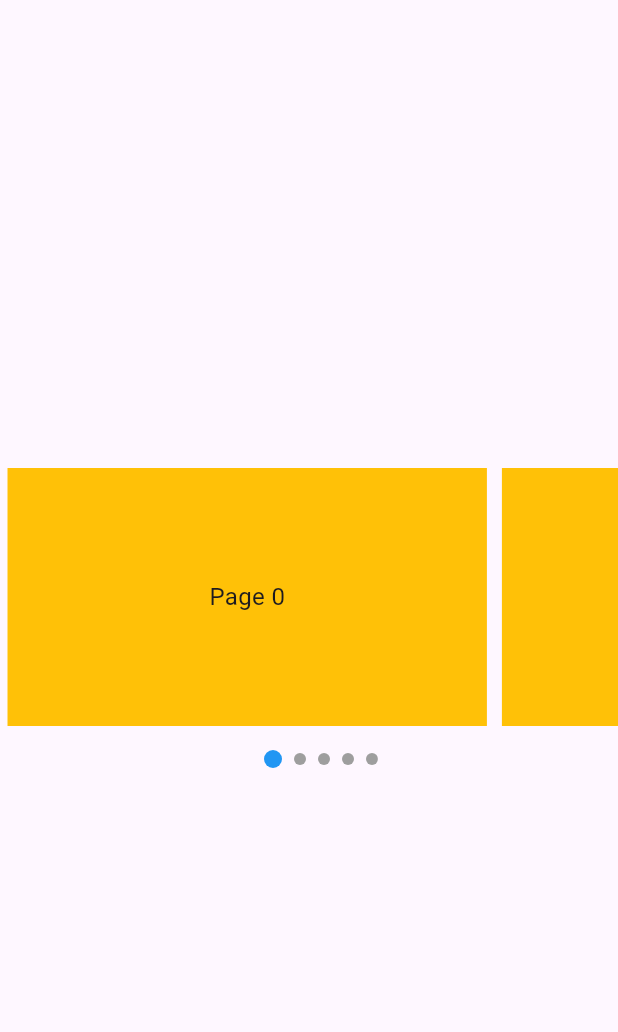
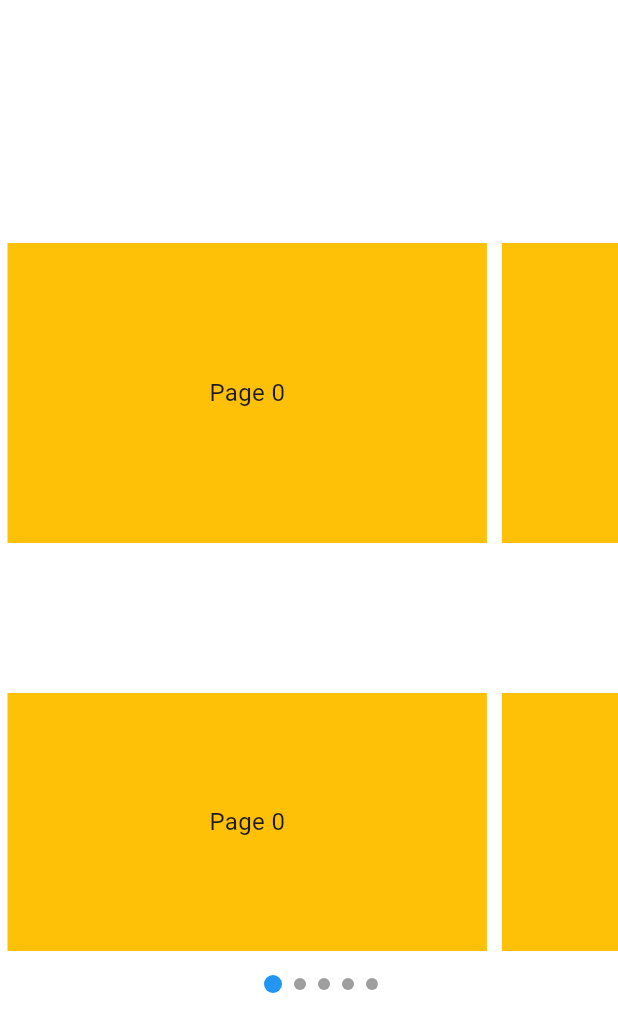
Before and after one commit to nerdzlab/NerdzFlutter-Carousel, a Flutter app: the screen it shows after launch, on a phone screen of 412 x 824 dp. Shown: the top 1032 px of the screen. Run offline on Flutter 3.47's test engine with Material 3 defaults, Android fonts, the phone set to English and light mode, and no system bars.

Commit message:
Prepared for publish

```diff
--- a/example/lib/main.dart
+++ b/example/lib/main.dart
@@ -12,9 +12,31 @@ class MainApp extends StatelessWidget {
   Widget build(BuildContext context) {
     return MaterialApp(
       home: Scaffold(
+        backgroundColor: Colors.white,
         body: Column(
           mainAxisAlignment: MainAxisAlignment.center,
           children: [
+            SizedBox(
+              height: 200,
+              child: PageView.builder(
+                itemCount: 9,
+                physics: const BouncingScrollPhysics(),
+                controller: PageController(viewportFraction: 0.8),
+                padEnds: false,
+                itemBuilder: (context, index) => Container(
+                    width: MediaQuery.of(context).size.width,
+                    margin: const EdgeInsets.symmetric(horizontal: 5.0),
+                    padding: const EdgeInsets.symmetric(horizontal: 16),
+                    decoration: const BoxDecoration(color: Colors.amber),
+                    child: Align(
+                      child: Text(
+                        'Page $index',
+                        style: const TextStyle(fontSize: 16.0),
+                      ),
+                    )),
+              ),
+            ),
+            const SizedBox(height: 100),
             SizedBox(
               height: 200,
               child: CenteredPageView.builder(
--- a/lib/src/centered_page_view.dart
+++ b/lib/src/centered_page_view.dart
@@ -39,7 +39,6 @@ class CenteredPageView extends StatefulWidget {
     this.clipBehavior = Clip.hardEdge,
     this.hitTestBehavior = HitTestBehavior.opaque,
     this.scrollBehavior,
-    this.padEnds = true,
     this.showIndicator = true,
     this.indicatorStyle = const IndicatorStyle(),
   })  : childrenDelegate = SliverChildListDelegate(children),
@@ -87,7 +86,6 @@ class CenteredPageView extends StatefulWidget {
     this.clipBehavior = Clip.hardEdge,
     this.hitTestBehavior = HitTestBehavior.opaque,
     this.scrollBehavior,
-    this.padEnds = true,
     this.showIndicator = true,
     this.indicatorStyle = const IndicatorStyle(),
   }) : childrenDelegate = SliverChildBuilderDelegate(
@@ -122,7 +120,6 @@ class CenteredPageView extends StatefulWidget {
     this.clipBehavior = Clip.hardEdge,
     this.hitTestBehavior = HitTestBehavior.opaque,
     this.scrollBehavior,
-    this.padEnds = true,
     this.showIndicator = true,
     this.indicatorStyle = const IndicatorStyle(),
   }) : assert(childrenDelegate.estimatedChildCount != null,
@@ -226,17 +223,6 @@ class CenteredPageView extends StatefulWidget {
   /// The [ScrollBehavior] of the inherited [ScrollConfiguration] will be
   /// modified by default to not apply a [Scrollbar].
   final ScrollBehavior? scrollBehavior;
-
-  /// Whether to add padding to both ends of the list.
-  ///
-  /// If this is set to true and [PageController.viewportFraction] < 1.0, padding will be added
-  /// such that the first and last child slivers will be in the center of
-  /// the viewport when scrolled all the way to the start or end, respectively.
-  ///
-  /// If [PageController.viewportFraction] >= 1.0, this property has no effect.
-  ///
-  /// This property defaults to true.
-  final bool padEnds;
 
   /// Whether show indicator under PageView.
   final bool showIndicator;
@@ -353,7 +339,6 @@ class _CenteredPageViewState extends State<CenteredPageView> {
                     SliverFillViewportCentered(
                       viewportFraction: _controller.viewportFraction,
                       delegate: widget.childrenDelegate,
-                      padEnds: widget.padEnds,
                     ),
                   ],
                 );
--- a/lib/src/centered_sliver.dart
+++ b/lib/src/centered_sliver.dart
@@ -28,7 +28,6 @@ class SliverFillViewportCentered extends StatelessWidget {
     super.key,
     required this.delegate,
     this.viewportFraction = 1.0,
-    this.padEnds = true,
   }) : assert(viewportFraction > 0.0);
 
   /// The fraction of the viewport that each child should fill in the main axis.
@@ -38,19 +37,6 @@ class SliverFillViewportCentered extends StatelessWidget {
   /// the viewport in the main axis.
   final double viewportFraction;
 
-  /// Whether to add padding to both ends of the list.
-  ///
-  /// If this is set to true and [viewportFraction] < 1.0, padding will be added
-  /// such that the first and last child slivers will be in the center of the
-  /// viewport when scrolled all the way to the start or end, respectively. You
-  /// may want to set this to false if this [SliverFillViewportCentered] is not the only
-  /// widget along this main axis, such as in a [CustomScrollView] with multiple
-  /// children.
-  ///
-  /// If [viewportFraction] is greater than one, this option has no effect.
-  /// Defaults to true.
-  final bool padEnds;
-
   /// {@macro flutter.widgets.SliverMultiBoxAdaptorWidget.delegate}
   final SliverChildDelegate delegate;
 
@@ -58,8 +44,7 @@ class SliverFillViewportCentered extends StatelessWidget {
   Widget build(BuildContext context) {
     return _SliverFractionalPaddingCentered(
       elementCount: delegate.estimatedChildCount ?? 0,
-      viewportFraction:
-          padEnds ? clampDouble(1 - viewportFraction, 0, 1) / 2 : 0,
+      viewportFraction: clampDouble(1 - viewportFraction, 0, 1) / 2,
       sliver: _SliverFillViewportCenteredRenderObjectWidget(
         viewportFraction: viewportFraction,
         delegate: delegate,
--- a/pubspec.yaml
+++ b/pubspec.yaml
@@ -1,7 +1,7 @@
 name: carousel_nerdzlab
-description: "A new Flutter package project."
-version: 0.0.1
-homepage:
+description: "Custom PageView with edge-to-edge elements and centered alignment"
+version: 1.0.0
+repository: https://github.com/nerdzlab/NerdzFlutter-Carousel
 
 environment:
   sdk: ^3.5.2
```
Also changed, not shown: example/pubspec.lock, 3 other files.
